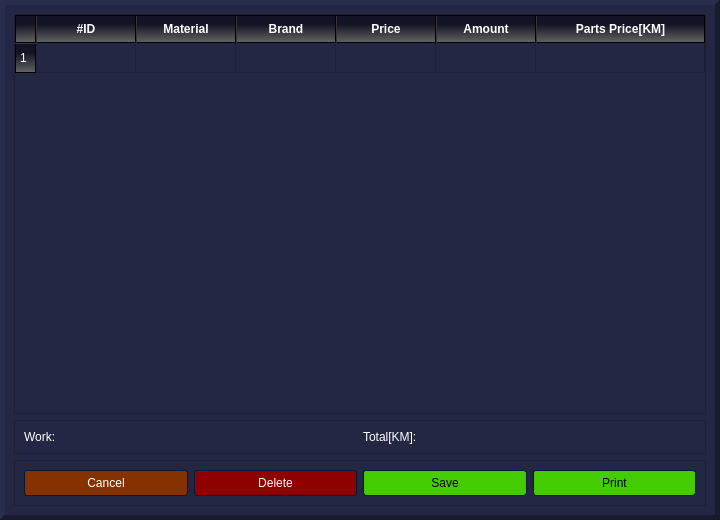
4ntim4tter/Budget-Flow, file englishRec.ui: the form before one commit.
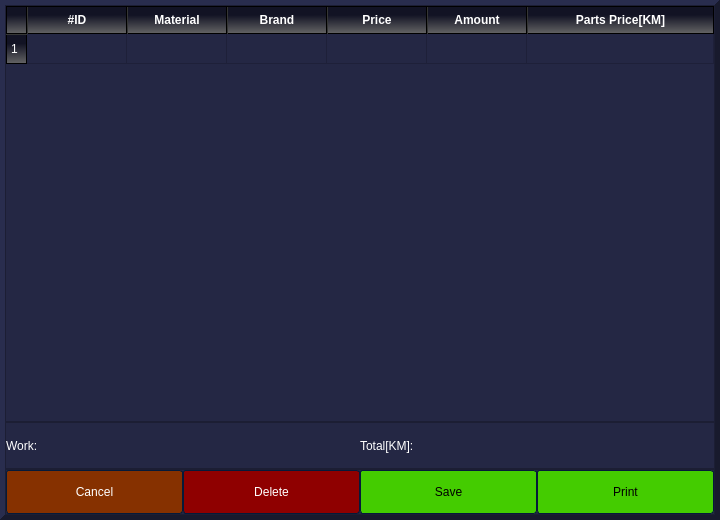
The form after the commit. Icons and pictures are not drawn.

What changed in the file:
```diff
--- a/englishRec.ui
+++ b/englishRec.ui
@@ -1034,7 +1034,22 @@
      <property name="midLineWidth">
       <number>5</number>
      </property>
-     <layout class="QVBoxLayout" name="verticalLayout_2">
+     <layout class="QVBoxLayout" name="verticalLayout_2" stretch="9,1,1">
+      <property name="spacing">
+       <number>0</number>
+      </property>
+      <property name="leftMargin">
+       <number>0</number>
+      </property>
+      <property name="topMargin">
+       <number>0</number>
+      </property>
+      <property name="rightMargin">
+       <number>0</number>
+      </property>
+      <property name="bottomMargin">
+       <number>0</number>
+      </property>
       <item>
        <widget class="QTableWidget" name="materials_receipt_table">
         <property name="font">
@@ -1143,6 +1158,21 @@
          <enum>QFrame::Raised</enum>
         </property>
         <layout class="QHBoxLayout" name="horizontalLayout" stretch="2,3,2,3">
+         <property name="spacing">
+          <number>0</number>
+         </property>
+         <property name="leftMargin">
+          <number>0</number>
+         </property>
+         <property name="topMargin">
+          <number>0</number>
+         </property>
+         <property name="rightMargin">
+          <number>0</number>
+         </property>
+         <property name="bottomMargin">
+          <number>0</number>
+         </property>
          <item>
           <widget class="QLabel" name="label_3">
            <property name="text">
@@ -1183,6 +1213,21 @@
          <enum>QFrame::Raised</enum>
         </property>
         <layout class="QHBoxLayout" name="horizontalLayout_2">
+         <property name="spacing">
+          <number>0</number>
+         </property>
+         <property name="leftMargin">
+          <number>0</number>
+         </property>
+         <property name="topMargin">
+          <number>0</number>
+         </property>
+         <property name="rightMargin">
+          <number>0</number>
+         </property>
+         <property name="bottomMargin">
+          <number>0</number>
+         </property>
          <item>
           <widget class="QPushButton" name="cancel_print_reciept_button">
            <property name="sizePolicy">
```
Left out of the diff: 8 changed lines with no effect on the pictures.
